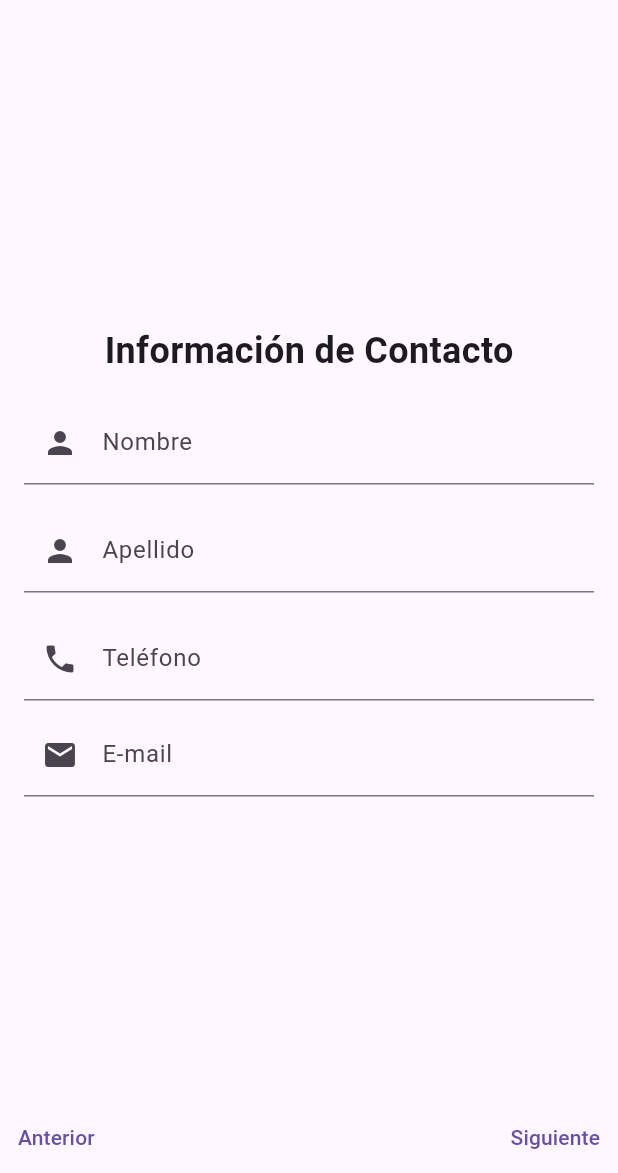
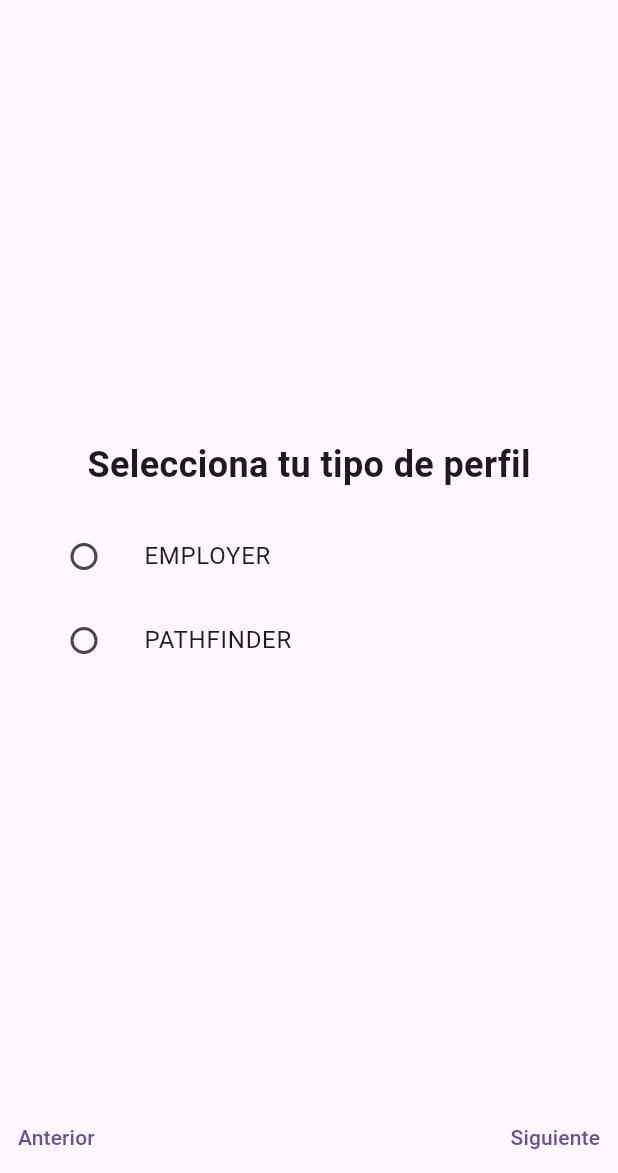
Before and after one commit to GRUPO-3-MOVILES/upc-pre-202402-cc-238-WV61-WeHaveAnIdea-Roademics, a Flutter app: the SignUpFlowPage screen opened directly, after a tap on "Siguiente", on a phone screen of 412 x 824 dp, the part 63-1236 px from its top. Run offline on Flutter 3.47's test engine with Material 3 defaults, Android fonts, the phone set to English and light mode, and no system bars; our stand-ins replace flutter_bloc, flutter_secure_storage; accounts and stored records are empty.

Commit message:
feat(registration): add sign up flow page for registration

```diff
--- a/roademics/lib/data/profile/remote/profile_request.dart
+++ b/roademics/lib/data/profile/remote/profile_request.dart
@@ -9,6 +9,7 @@ class ProfileRequest {
   final String lastName;
   final DateTime dateOfBirth;
   final String biography;
+  final String profileType;
 
   const ProfileRequest({
     required this.city,
@@ -21,6 +22,7 @@ class ProfileRequest {
     required this.lastName,
     required this.dateOfBirth,
     required this.biography,
+    required this.profileType,
   });
 
   Map<String, dynamic> toProfileMap() {
@@ -35,6 +37,7 @@ class ProfileRequest {
       'lastName': lastName,
       'dateOfBirth': dateOfBirth.toIso8601String(),
       'biography': biography,
+      'profileType': profileType,
     };
   }
 }
--- a/roademics/lib/data/registration/repository/regis_repository.dart
+++ b/roademics/lib/data/registration/repository/regis_repository.dart
@@ -13,8 +13,8 @@ class RegistrationRepository {
   ) async {
     final GenericResource<RegistrationDto> result =
         await _registrationService.signUp(
-      username: usernam,
-      password: password,
+      usernam,
+      password,
     );
 
     if (result is Success) {
--- a/roademics/lib/domain/profile/entities/profile.dart
+++ b/roademics/lib/domain/profile/entities/profile.dart
@@ -1,7 +1,7 @@
 class Profile {
   final String id;
-  final DateTime createdAt;
-  final DateTime updatedAt;
+  final DateTime? createdAt;
+  final DateTime? updatedAt;
   final PersonalInformation personalInformation;
   final Email email;
   final String profileType;
@@ -9,8 +9,8 @@ class Profile {
 
   const Profile({
     required this.id,
-    required this.createdAt,
-    required this.updatedAt,
+    this.createdAt,
+    this.updatedAt,
     required this.personalInformation,
     required this.email,
     required this.profileType,
--- a/roademics/lib/presentation/profile/bloc/profile_event.dart
+++ b/roademics/lib/presentation/profile/bloc/profile_event.dart
@@ -26,6 +26,6 @@ class CreateProfile extends ProfileEvent {
     required this.lastName,
     required this.dateOfBirth,
     required this.biography,
-    this.profileType = 'FREE_USER',
+    required this.profileType,
   });
 }
--- a/roademics/lib/presentation/registration/pages/sign_up_flow.dart
+++ b/roademics/lib/presentation/registration/pages/sign_up_flow.dart
@@ -40,6 +40,8 @@ class SignUpFlowPageState extends State<SignUpFlowPage> {
   bool _isConfirmPasswordHidden = true;
   String? _passwordError;
 
+  String? _selectedProfileType;
+
   @override
   void dispose() {
     _usernameController.dispose();
@@ -58,12 +60,16 @@ class SignUpFlowPageState extends State<SignUpFlowPage> {
   }
 
   void _nextPage() {
-    if (_currentPage < 3) {
+    if (_currentPage < 4) {
       if (_currentPage == 0 &&
           _passwordController.text != _confirmPasswordController.text) {
         setState(() {
           _passwordError = 'Las contraseñas no coinciden';
         });
+      } else if (_currentPage == 1 && _selectedProfileType == null) {
+        ScaffoldMessenger.of(context).showSnackBar(
+          const SnackBar(content: Text('Debe seleccionar un tipo de perfil')),
+        );
       } else {
         _pageController.nextPage(
           duration: const Duration(milliseconds: 300),
@@ -109,6 +115,7 @@ class SignUpFlowPageState extends State<SignUpFlowPage> {
       lastName: _lastNameController.text,
       dateOfBirth: _dateOfBirth,
       biography: _biographyController.text,
+      profileType: _selectedProfileType!,
     );
 
     developer.log(
@@ -132,6 +139,7 @@ class SignUpFlowPageState extends State<SignUpFlowPage> {
           lastName: profileRequest.lastName,
           dateOfBirth: profileRequest.dateOfBirth,
           biography: profileRequest.biography,
+          profileType: profileRequest.profileType,
         ));
       }
 
@@ -194,6 +202,7 @@ class SignUpFlowPageState extends State<SignUpFlowPage> {
                   physics: const NeverScrollableScrollPhysics(),
                   children: [
                     _buildAccountInfoPage(),
+                    _buildProfileTypePage(),
                     _buildContactInfoPage(),
                     _buildLocationInfoPage(),
                     _buildBiographyPage(),
@@ -208,12 +217,12 @@ class SignUpFlowPageState extends State<SignUpFlowPage> {
                       onPressed: _previousPage,
                       child: const Text('Anterior'),
                     ),
-                  if (_currentPage < 3)
+                  if (_currentPage < 4)
                     TextButton(
                       onPressed: _nextPage,
                       child: const Text('Siguiente'),
                     ),
-                  if (_currentPage == 3)
+                  if (_currentPage == 4)
                     ElevatedButton(
                       onPressed: _completeSignUp,
                       child: const Text('Completar Registro'),
@@ -278,6 +287,44 @@ class SignUpFlowPageState extends State<SignUpFlowPage> {
                   });
                 },
               ),
+            ),
+          ),
+        ],
+      ),
+    );
+  }
+
+  Widget _buildProfileTypePage() {
+    return Padding(
+      padding: const EdgeInsets.all(16.0),
+      child: Column(
+        mainAxisAlignment: MainAxisAlignment.center,
+        children: [
+          const Text("Selecciona tu tipo de perfil",
+              style: TextStyle(fontSize: 24, fontWeight: FontWeight.bold)),
+          const SizedBox(height: 16),
+          ListTile(
+            title: const Text('EMPLOYER'),
+            leading: Radio<String>(
+              value: 'EMPLOYER',
+              groupValue: _selectedProfileType,
+              onChanged: (value) {
+                setState(() {
+                  _selectedProfileType = value;
+                });
+              },
+            ),
+          ),
+          ListTile(
+            title: const Text('PATHFINDER'),
+            leading: Radio<String>(
+              value: 'PATHFINDER',
+              groupValue: _selectedProfileType,
+              onChanged: (value) {
+                setState(() {
+                  _selectedProfileType = value;
+                });
+              },
             ),
           ),
         ],
```
Also changed, not shown: roademics/lib/data/profile/remote/profile_dto.dart (+48 -136 lines), roademics/lib/data/profile/remote/profile_service.dart (+39 -22 lines), roademics/lib/data/profile/repository/profile_repository.dart (+13 -13 lines), roademics/lib/data/registration/remote/regis_service.dart (+13 -7 lines), roademics/lib/presentation/profile/bloc/profile_bloc.dart (+11 -11 lines).
